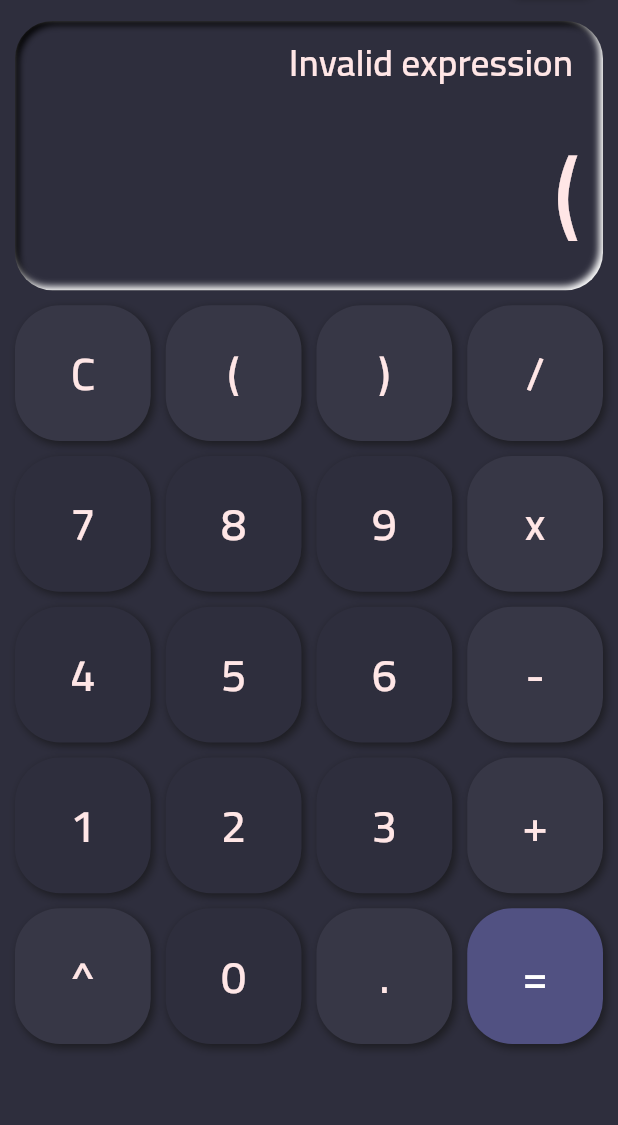
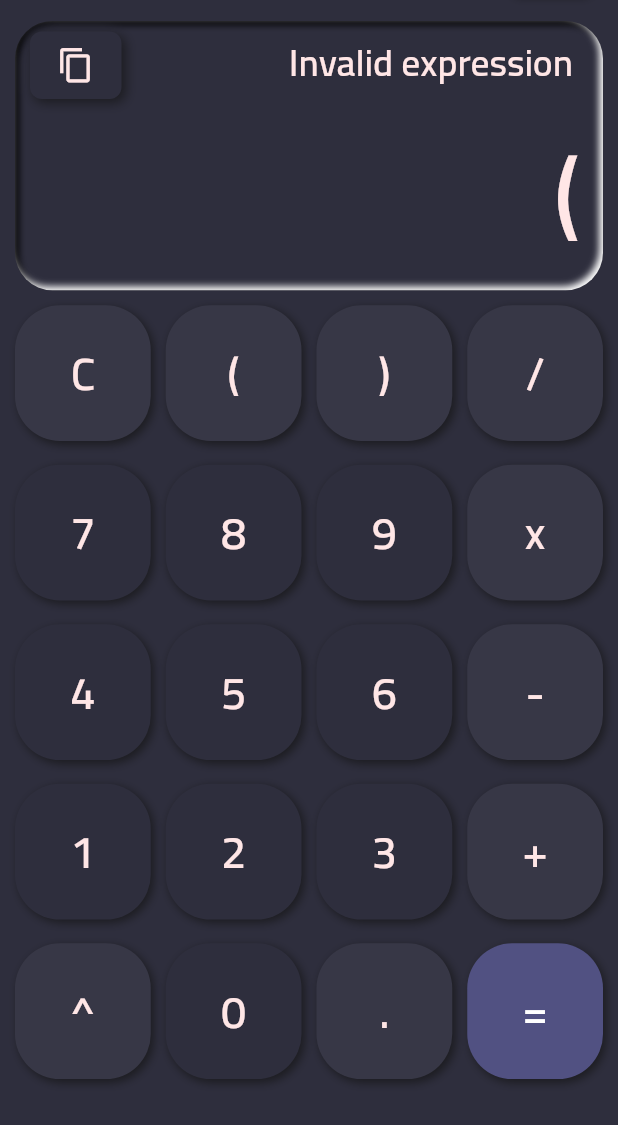
Before and after one commit to dhzdhd/InstaCalc, a Flutter app: the screen it shows after launch, after a tap on an icon or button, on a phone screen of 412 x 824 dp, the part 111-1236 px from its top. Run offline on Flutter 3.47's test engine with Material 2 defaults, Android fonts, the phone set to English and light mode, and no system bars; drawn by our look-alikes of flutter_neumorphic; our stand-ins replace font_awesome_flutter, math_expressions, shared_preferences, sliding_up_panel, sqflite, sqflite_common and 1 more; accounts and stored records are empty.

Commit message:
Added copy button to fields

```diff
--- a/lib/main.dart
+++ b/lib/main.dart
@@ -62,6 +62,7 @@ class MyApp extends StatelessWidget {
               debugShowCheckedModeBanner: false,
               title: "InstaCalc",
               theme: model.theme,
+              darkTheme: model.theme,
               initialRoute: '/',
               routes: <String, Widget Function(BuildContext)>{
                 '/': (context) => HomeRoute(),
--- a/lib/models/calc.dart
+++ b/lib/models/calc.dart
@@ -3,8 +3,8 @@ import 'package:math_expressions/math_expressions.dart';
 import 'package:provider/provider.dart';
 
 class CalculateModel extends ChangeNotifier {
-  static var topText = '';
-  static var bottomText = '';
+  var topText = '';
+  var bottomText = '';
 
   String evaluate(String expr) {
     if (expr == '') return '';
--- a/lib/routes/drawer.dart
+++ b/lib/routes/drawer.dart
@@ -24,7 +24,7 @@ class CustomDrawer extends StatelessWidget {
                       child: Text(
                         "InstaCalc",
                         style: TextStyle(
-                          fontSize: MediaQuery.of(context).size.height / 20,
+                          fontSize: 40,
                           fontWeight: FontWeight.bold,
                         ),
                       ),
@@ -55,7 +55,8 @@ class DrawerFields extends StatelessWidget {
   @override
   Widget build(BuildContext context) {
     return Container(
-      child: Column(
+      child: ListView(
+        padding: EdgeInsets.zero,
         children: [
           Padding(
             padding: EdgeInsets.only(bottom: 3),
@@ -150,7 +151,6 @@ class DrawerFields extends StatelessWidget {
             ),
           ),
           Divider(),
-          Spacer(),
           Padding(
               padding: EdgeInsets.only(bottom: 3),
               child: CustomDrawerButton(
@@ -165,12 +165,15 @@ class DrawerFields extends StatelessWidget {
                       });
                 },
               )),
-          Padding(
-            padding: EdgeInsets.only(bottom: 15),
-            child: CustomDrawerButton(
-              text: 'Settings',
-              icon: Icons.settings,
-              func: () => Navigator.of(context).popAndPushNamed('/settings'),
+          Align(
+            alignment: Alignment.bottomCenter,
+            child: Padding(
+              padding: EdgeInsets.only(bottom: 15),
+              child: CustomDrawerButton(
+                text: 'Settings',
+                icon: Icons.settings,
+                func: () => Navigator.of(context).popAndPushNamed('/settings'),
+              ),
             ),
           ),
         ],
--- a/lib/routes/modes/common/buttons.dart
+++ b/lib/routes/modes/common/buttons.dart
@@ -4,13 +4,13 @@ import 'package:insta_calculator/models/theme.dart';
 import 'package:insta_calculator/widgets/calc_button.dart';
 import 'package:provider/provider.dart';
 
-class SimpleButtonContainer extends StatelessWidget {
+class CalcButtonWidget extends StatelessWidget {
   final aspectRatio;
   final buttonList;
   final itemCount;
   late final items;
 
-  SimpleButtonContainer({
+  CalcButtonWidget({
     required this.aspectRatio,
     required this.buttonList,
     this.itemCount,
@@ -25,7 +25,7 @@ class SimpleButtonContainer extends StatelessWidget {
           gridDelegate: SliverGridDelegateWithFixedCrossAxisCount(
             childAspectRatio: aspectRatio,
             crossAxisCount: 4,
-            mainAxisSpacing: 10,
+            mainAxisSpacing: MediaQuery.of(context).size.height / 52,
             crossAxisSpacing: 10,
           ),
           itemCount: itemCount ?? 20,
--- a/lib/routes/modes/common/fields.dart
+++ b/lib/routes/modes/common/fields.dart
@@ -2,6 +2,7 @@ import 'package:flutter/material.dart';
 import 'package:flutter_neumorphic/flutter_neumorphic.dart';
 import 'package:insta_calculator/models/calc.dart';
 import 'package:provider/provider.dart';
+import 'package:flutter/services.dart';
 
 class FieldContainer extends StatefulWidget {
   @override
@@ -26,18 +27,33 @@ class _FieldContainerState extends State<FieldContainer> {
             children: [
               Expanded(
                   flex: 3,
+                  child: Row(
+                    children: [
+                      Padding(
+                          padding: EdgeInsets.only(right: 10, left: 10, top: 5),
+                          child: NeumorphicButton(
+                            style: NeumorphicStyle(depth: 5),
+                            child: Icon(Icons.copy),
+                            onPressed: () => Clipboard.setData(ClipboardData(
+                                text: model.topText == ''
+                                    ? '${model.bottomText} = ${model.bottomText}'
+                                    : '${model.bottomText} = ${model.topText}')),
+                          )),
+                      Expanded(
                         child: Align(
                           alignment: Alignment.centerRight,
                           child: Padding(
                             padding: EdgeInsets.only(right: 20),
                             child: Text(
-                      CalculateModel.topText,
-                      style:
-                          TextStyle(fontSize: 25, fontWeight: FontWeight.bold),
+                              model.topText,
+                              style: TextStyle(
+                                  fontSize: 25, fontWeight: FontWeight.bold),
                             ),
                           ),
                         ),
-              ),
+                      )
+                    ],
+                  )),
               Expanded(
                 flex: 7,
                 child: Align(
@@ -49,7 +65,7 @@ class _FieldContainerState extends State<FieldContainer> {
                       reverse: true,
                       children: [
                         Text(
-                          CalculateModel.bottomText,
+                          model.bottomText,
                           style: TextStyle(
                               fontSize: 65, fontWeight: FontWeight.bold),
                         )
--- a/lib/routes/modes/percentage/percentage.dart
+++ b/lib/routes/modes/percentage/percentage.dart
@@ -24,7 +24,7 @@ class PercentageContentContainer extends StatelessWidget {
               flex: 8,
               child: SizedBox(
                 width: MediaQuery.of(context).size.width,
-                child: SimpleButtonContainer(
+                child: CalcButtonWidget(
                   aspectRatio: MediaQuery.of(context).size.aspectRatio * 2,
                   buttonList: ButtonList.percentageButtonList,
                   itemCount: 16,
--- a/lib/routes/modes/scientific/scientific.dart
+++ b/lib/routes/modes/scientific/scientific.dart
@@ -65,7 +65,7 @@ class ScientificContentContainer extends StatelessWidget {
                         width: MediaQuery.of(context).size.width,
                         child: Container(
                           color: model.baseColor,
-                          child: SimpleButtonContainer(
+                          child: CalcButtonWidget(
                             aspectRatio:
                                 MediaQuery.of(context).size.aspectRatio *
                                     15 /
@@ -82,7 +82,7 @@ class ScientificContentContainer extends StatelessWidget {
                 width: MediaQuery.of(context).size.width,
                 child: Padding(
                   padding: EdgeInsets.only(bottom: 20),
-                  child: SimpleButtonContainer(
+                  child: CalcButtonWidget(
                     aspectRatio:
                         MediaQuery.of(context).size.aspectRatio * 15 / 7,
                     buttonList: ButtonList.simpleButtonList,
--- a/lib/routes/modes/simple/simple.dart
+++ b/lib/routes/modes/simple/simple.dart
@@ -11,7 +11,7 @@ class SimpleContentContainer extends StatelessWidget {
       return Container(
         child: Column(
           children: [
-            Flexible(
+            Expanded(
               flex: 10,
               child: SizedBox(
                 width: MediaQuery.of(context).size.width,
@@ -21,8 +21,7 @@ class SimpleContentContainer extends StatelessWidget {
             Expanded(
               flex: 31,
               child: SizedBox(
-                width: MediaQuery.of(context).size.width,
-                child: SimpleButtonContainer(
+                child: CalcButtonWidget(
                   aspectRatio: MediaQuery.of(context).size.aspectRatio * 2,
                   buttonList: ButtonList.simpleButtonList,
                 ),
--- a/lib/widgets/animated_button.dart
+++ b/lib/widgets/animated_button.dart
@@ -20,7 +20,7 @@ class _AnimatedButtonWidgetState extends State<AnimatedButtonWidget>
   void initState() {
     super.initState();
     _controller =
-        AnimationController(duration: Duration(milliseconds: 600), vsync: this);
+        AnimationController(duration: Duration(milliseconds: 500), vsync: this);
     _animation = _controller.drive(Tween<double>(begin: 1, end: 110));
   }
 
--- a/lib/widgets/drawer_button.dart
+++ b/lib/widgets/drawer_button.dart
@@ -32,8 +32,7 @@ class CustomDrawerButton extends StatelessWidget {
                 flex: 10,
                 child: Text(
                   text,
-                  style: TextStyle(
-                      fontSize: MediaQuery.of(context).size.height / 47),
+                  style: TextStyle(fontSize: 18),
                 ),
               ),
             ],
```
Lines whose indentation alone changed are shown as unchanged.
